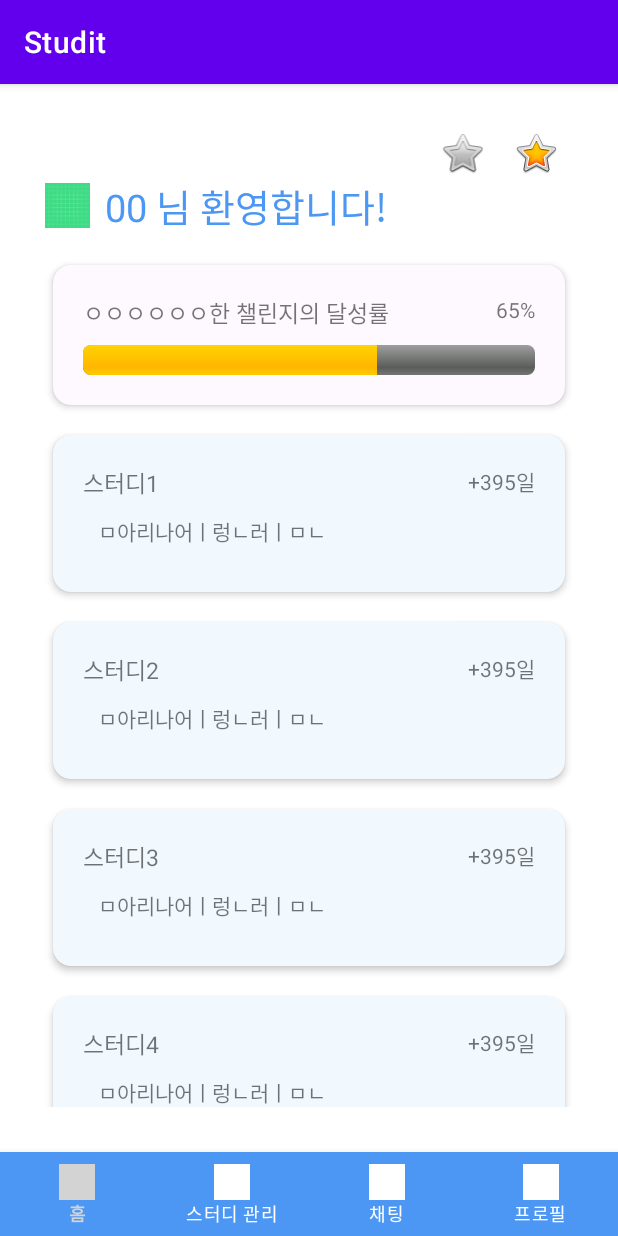
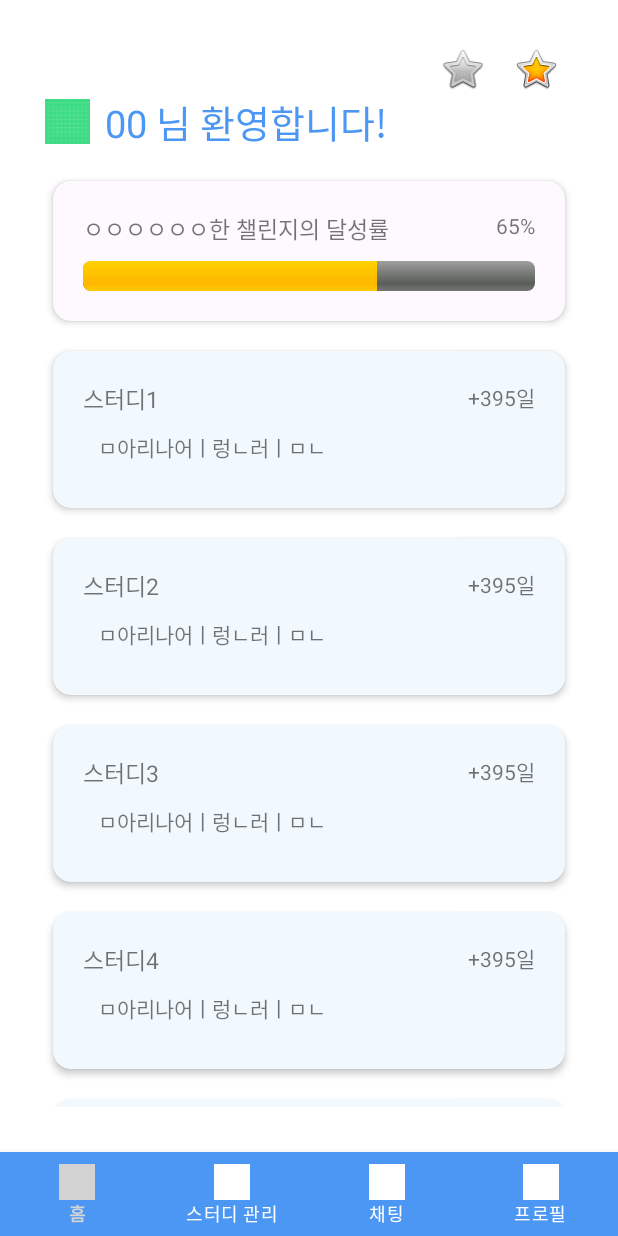
Before and after one commit to Studit-Project/Studit-android, an Android app: the screen it shows after launch (MainActivity), on a phone screen of 412 x 824 dp. Run offline under Robolectric (Android 15) with nearby library versions, the phone set to English and light mode, and no system bars.

Commit message:
feat: remove title bar from themes

```diff
--- a/app/src/main/res/values-night/themes.xml
+++ b/app/src/main/res/values-night/themes.xml
@@ -12,5 +12,6 @@
         <!-- Status bar color. -->
         <item name="android:statusBarColor" tools:targetApi="l">?attr/colorPrimaryVariant</item>
         <!-- Customize your theme here. -->
+        <item name="windowNoTitle">true</item>
     </style>
 </resources>
--- a/app/src/main/res/values/themes.xml
+++ b/app/src/main/res/values/themes.xml
@@ -12,5 +12,7 @@
         <!-- Status bar color. -->
         <item name="android:statusBarColor" tools:targetApi="l">?attr/colorPrimaryVariant</item>
         <!-- Customize your theme here. -->
+        <item name="windowNoTitle">true</item>
+
     </style>
 </resources>
```
